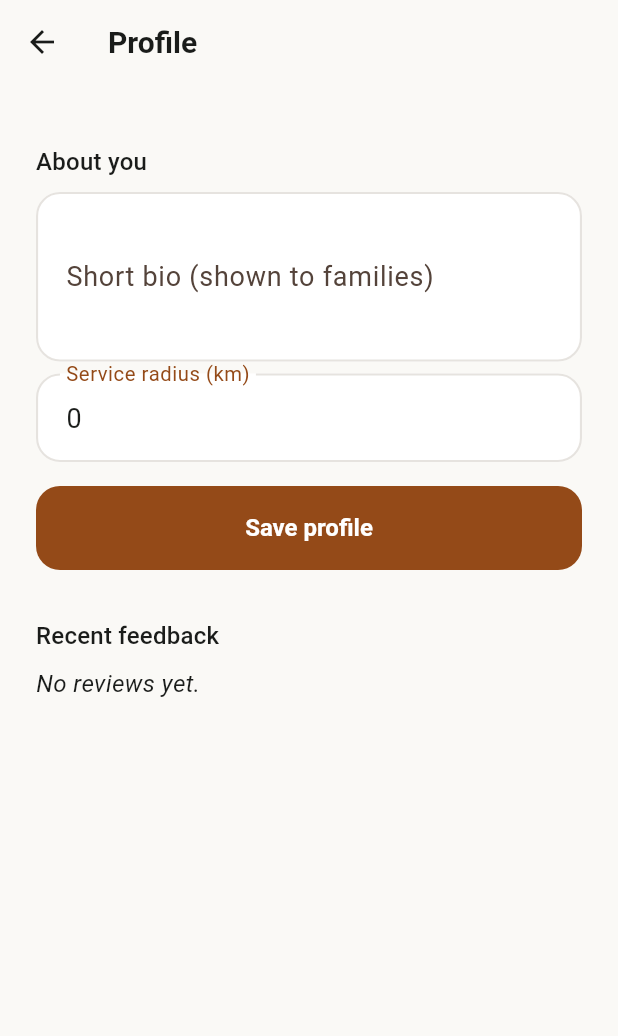
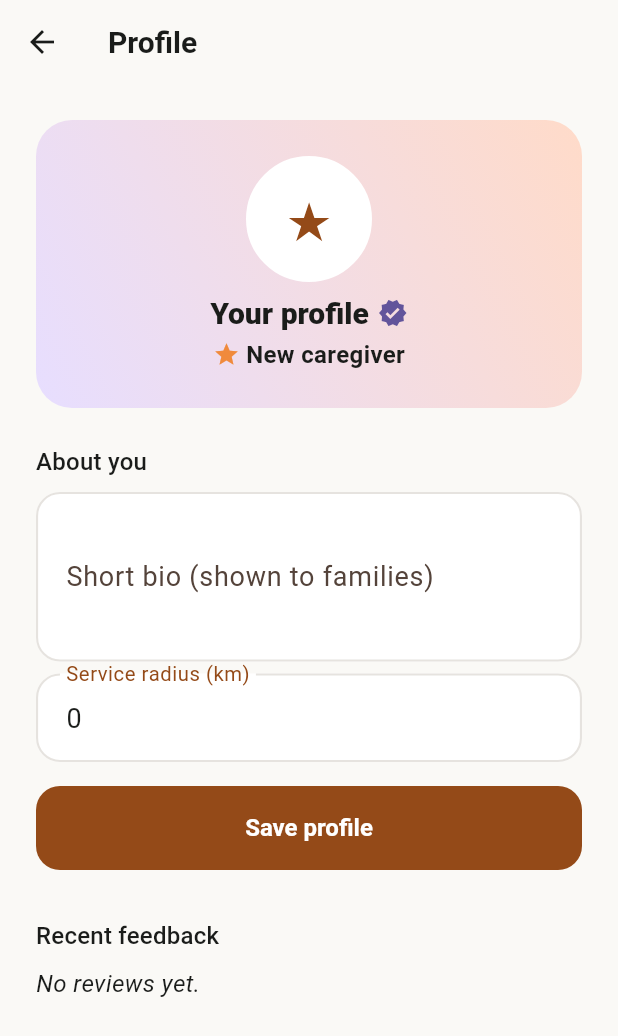
Before and after one commit to MADEMSanjanaSarvani/Elder-Care, a Flutter app: the CaregiverProfileScreen screen opened directly with empty values, on a phone screen of 412 x 824 dp. Shown: the top 1036 px of the screen. Run offline on Flutter 3.47's test engine with Material 3 defaults, Android fonts, the phone set to English and light mode, and no system bars; our stand-ins replace file_picker, firebase_core, firebase_messaging, flutter_riverpod, geolocator, go_router and 4 more; missing offline and left inert: agora_rtc_engine; accounts and stored records are empty; network calls fail.

Commit message:
Gap screens: wellness summary, secure payment detail, caregiver profile header, action-success

```diff
--- a/apps/family_elder_app/lib/core/router.dart
+++ b/apps/family_elder_app/lib/core/router.dart
@@ -35,6 +35,7 @@ import '../features/doctors/presentation/video_consult_screen.dart';
 import '../features/timeline/presentation/timeline_screen.dart';
 import '../features/trips/presentation/caregiver_trip_screen.dart';
 import '../features/wellness/presentation/wellness_activities_screen.dart';
+import '../features/wellness/presentation/wellness_summary_screen.dart';
 import '../features/trips/presentation/trip_tracking_screen.dart';
 import 'app_shells.dart';
 import 'providers.dart';
--- a/apps/family_elder_app/lib/features/profile/presentation/caregiver_profile_screen.dart
+++ b/apps/family_elder_app/lib/features/profile/presentation/caregiver_profile_screen.dart
@@ -83,30 +83,84 @@ class _CaregiverProfileScreenState extends ConsumerState<CaregiverProfileScreen>
     }
     final avg = (_summary?['average_stars'] as num?)?.toDouble();
     final count = _summary?['rating_count'] as int? ?? 0;
+    final name = (ref.watch(currentProfileProvider).asData?.value?[
+            'display_name'] as String?)
+        ?.trim();
+    final initials = (name == null || name.isEmpty)
+        ? '★'
+        : name
+            .split(' ')
+            .where((p) => p.isNotEmpty)
+            .take(2)
+            .map((p) => p[0].toUpperCase())
+            .join();
 
     return Scaffold(
       appBar: AppBar(title: const Text('Profile')),
       body: ListView(
         padding: const EdgeInsets.all(SetuSpacing.lg),
         children: [
-          if (avg != null && count > 0)
-            Card(
-              child: Padding(
-                padding: const EdgeInsets.all(SetuSpacing.md),
-                child: Row(
+          // Stitch caregiver_details header: warm mesh, avatar, verified badge
+          // and the aggregate rating.
+          Container(
+            padding: const EdgeInsets.all(SetuSpacing.lg),
+            decoration: BoxDecoration(
+              borderRadius: BorderRadius.circular(24),
+              gradient: const LinearGradient(
+                begin: Alignment.topRight,
+                end: Alignment.bottomLeft,
+                colors: [Color(0xFFFFDBC9), Color(0xFFE7DEFF)],
+              ),
+            ),
+            child: Column(
+              children: [
+                Container(
+                  width: 84,
+                  height: 84,
+                  alignment: Alignment.center,
+                  decoration: BoxDecoration(
+                    color: SetuColors.paperRaisedLight,
+                    shape: BoxShape.circle,
+                    border: Border.all(color: Colors.white, width: 3),
+                  ),
+                  child: Text(initials,
+                      style: const TextStyle(
+                          fontSize: 30,
+                          fontWeight: FontWeight.w800,
+                          color: SetuColors.accentLight)),
+                ),
+                const SizedBox(height: SetuSpacing.sm),
+                Row(
+                  mainAxisAlignment: MainAxisAlignment.center,
                   children: [
-                    const Icon(Icons.star, color: SetuColors.accentLight),
-                    const SizedBox(width: SetuSpacing.sm),
-                    Text('${avg.toStringAsFixed(2)} average',
-                        style: Theme.of(context).textTheme.titleMedium),
-                    const SizedBox(width: SetuSpacing.sm),
-                    Text('($count ${count == 1 ? 'review' : 'reviews'})',
-                        style: Theme.of(context).textTheme.bodySmall),
+                    Text(name == null || name.isEmpty ? 'Your profile' : name,
+                        style: Theme.of(context)
+                            .textTheme
+                            .titleLarge
+                            ?.copyWith(fontWeight: FontWeight.w800)),
+                    const SizedBox(width: 6),
+                    const Icon(Icons.verified,
+                        color: SetuColors.lavenderLight, size: 20),
                   ],
                 ),
-              ),
+                const SizedBox(height: SetuSpacing.xs),
+                Row(
+                  mainAxisAlignment: MainAxisAlignment.center,
+                  children: [
+                    const Icon(Icons.star, color: SetuColors.peachLight, size: 18),
+                    const SizedBox(width: 4),
+                    Text(
+                      avg != null && count > 0
+                          ? '${avg.toStringAsFixed(1)} · $count ${count == 1 ? 'review' : 'reviews'}'
+                          : 'New caregiver',
+                      style: const TextStyle(fontWeight: FontWeight.w600),
+                    ),
+                  ],
+                ),
+              ],
             ),
-          const SizedBox(height: SetuSpacing.md),
+          ),
+          const SizedBox(height: SetuSpacing.lg),
           Text('About you', style: Theme.of(context).textTheme.titleMedium),
           const SizedBox(height: SetuSpacing.sm),
           TextField(
```
Also changed, not shown: apps/family_elder_app/lib/core/action_success.dart (added, +114 -0 lines), apps/family_elder_app/lib/features/family_home/presentation/family_home_screen.dart (+30 -6 lines), apps/family_elder_app/lib/features/payments/presentation/demo_payment_sheet.dart (+45 -11 lines), apps/family_elder_app/lib/features/wellness/presentation/wellness_summary_screen.dart (added, +288 -0 lines).
